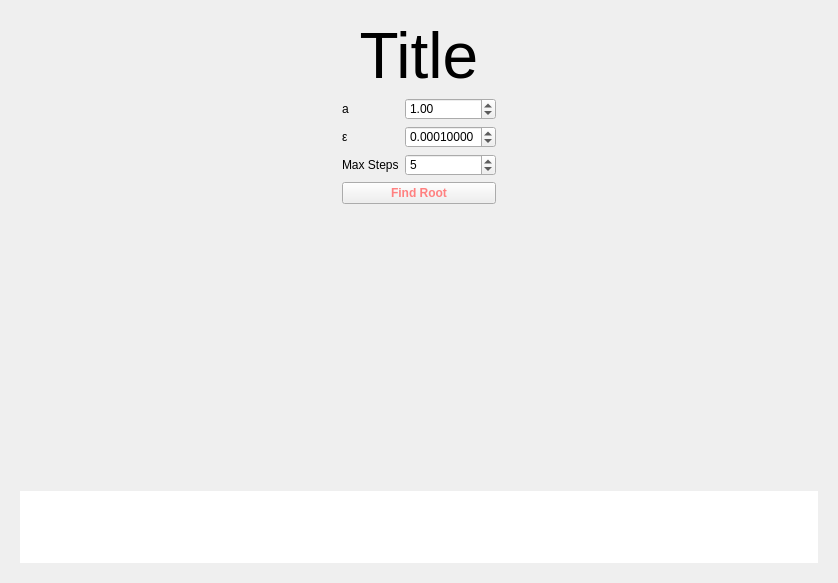
Old version of the form views/shared/sharedmethodpagewidget.ui in the repository talDoFlemis/bentomark.
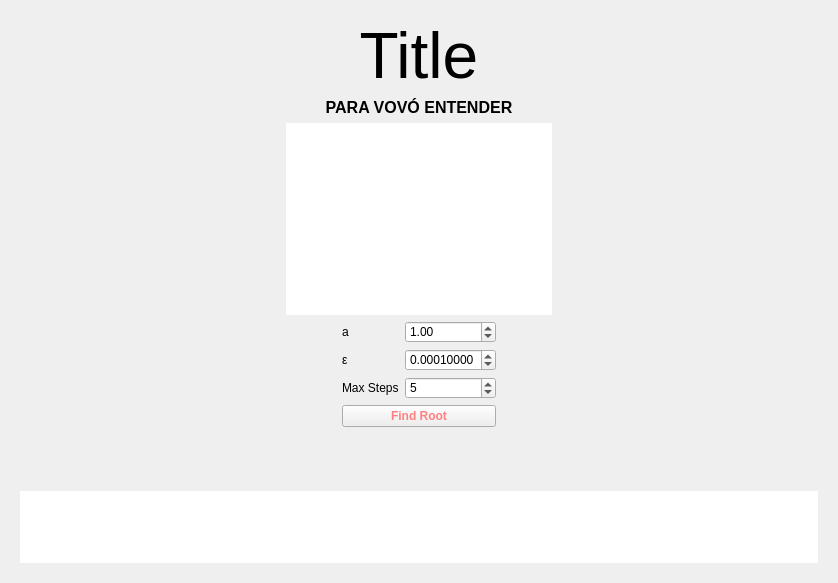
New version of the form.

```diff
--- a/views/shared/sharedmethodpagewidget.ui
+++ b/views/shared/sharedmethodpagewidget.ui
@@ -182,6 +182,85 @@
          </property>
         </widget>
        </item>
+       <item>
+        <widget class="QLabel" name="label">
+         <property name="font">
+          <font>
+           <pointsize>12</pointsize>
+           <bold>true</bold>
+          </font>
+         </property>
+         <property name="layoutDirection">
+          <enum>Qt::LeftToRight</enum>
+         </property>
+         <property name="text">
+          <string>PARA VOVÓ ENTENDER</string>
+         </property>
+         <property name="alignment">
+          <set>Qt::AlignCenter</set>
+         </property>
+        </widget>
+       </item>
+       <item>
+        <layout class="QHBoxLayout" name="horizontalLayout_2">
+         <item>
+          <spacer name="horizontalSpacer_3">
+           <property name="orientation">
+            <enum>Qt::Horizontal</enum>
+           </property>
+           <property name="sizeHint" stdset="0">
+            <size>
+             <width>40</width>
+             <height>20</height>
+            </size>
+           </property>
+          </spacer>
+         </item>
+         <item>
+          <widget class="QPlainTextEdit" name="description">
+           <property name="sizePolicy">
+            <sizepolicy hsizetype="Expanding" vsizetype="Minimum">
+             <horstretch>0</horstretch>
+             <verstretch>0</verstretch>
+            </sizepolicy>
+           </property>
+           <property name="maximumSize">
+            <size>
+             <width>16777215</width>
+             <height>16777214</height>
+            </size>
+           </property>
+           <property name="font">
+            <font>
+             <pointsize>12</pointsize>
+            </font>
+           </property>
+           <property name="frameShape">
+            <enum>QFrame::NoFrame</enum>
+           </property>
+           <property name="lineWidth">
+            <number>0</number>
+           </property>
+           <property name="plainText">
+            <string/>
+           </property>
+          </widget>
+         </item>
+         <item>
+          <spacer name="horizontalSpacer_4">
+           <property name="orientation">
+            <enum>Qt::Horizontal</enum>
+           </property>
+           <property name="sizeHint" stdset="0">
+            <size>
+             <width>40</width>
+             <height>20</height>
+            </size>
+           </property>
+          </spacer>
+         </item>
+        </layout>
+       </item>
        <item>
         <layout class="QHBoxLayout" name="horizontalLayout">
          <item>
```
